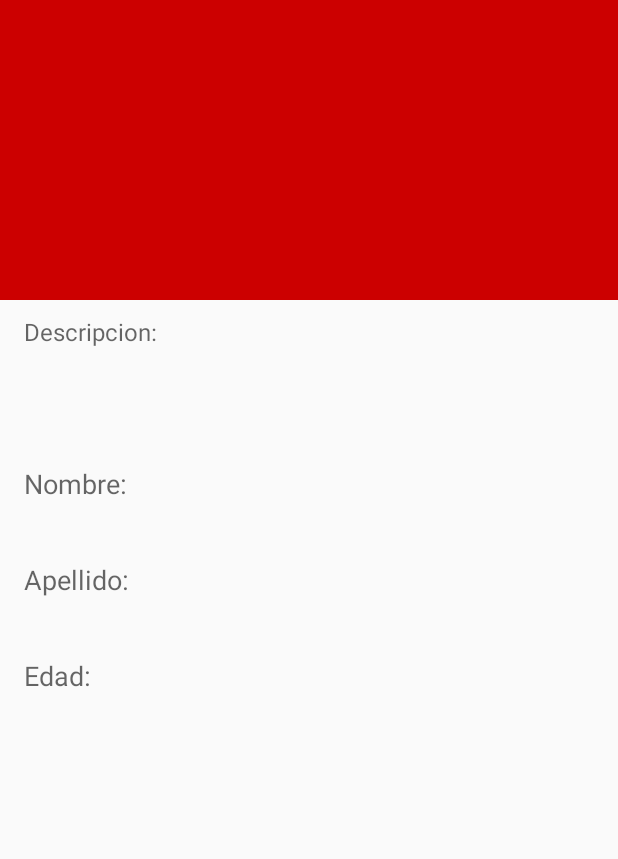
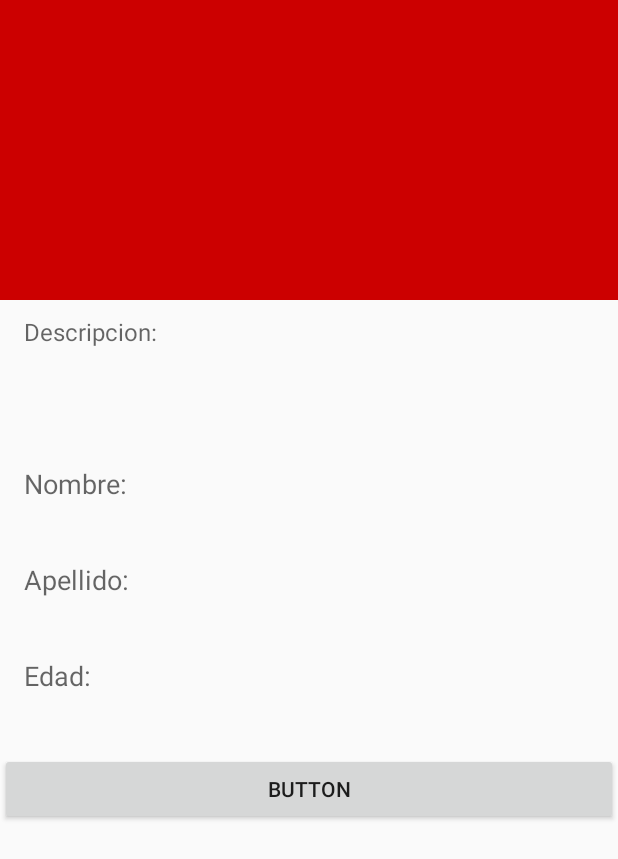
Before and after one commit to arycccc/Zapando, an Android app: the layout activity_perfil.xml on its own in the app's theme, with its tools: preview values and no code run, on a phone screen of 412 x 824 dp. Shown: the top 859 px of the screen. Run offline under Robolectric (Android 15) with nearby library versions, the phone set to English and light mode, and no system bars; network calls fail.

Commit message:
intento traer info

```diff
--- a/app/src/main/res/layout/activity_perfil.xml
+++ b/app/src/main/res/layout/activity_perfil.xml
@@ -80,6 +80,14 @@
                 app:layout_constraintStart_toStartOf="parent"
                 app:layout_constraintTop_toBottomOf="@id/video" />
 
+            <Button
+                android:id="@+id/button3"
+                android:layout_width="match_parent"
+                android:layout_height="wrap_content"
+                android:onClick="caca"
+                android:text="Button"
+                app:layout_constraintTop_toBottomOf="@id/birth"/>
+
         </LinearLayout>
     </ScrollView>
 
```
Also changed, not shown: app/src/main/java/ar/edu/proyectosort/zapando/MySingleton.java (added, +41 -0 lines), app/src/main/java/ar/edu/proyectosort/zapando/PerfilActivity.java (+41 -4 lines).
